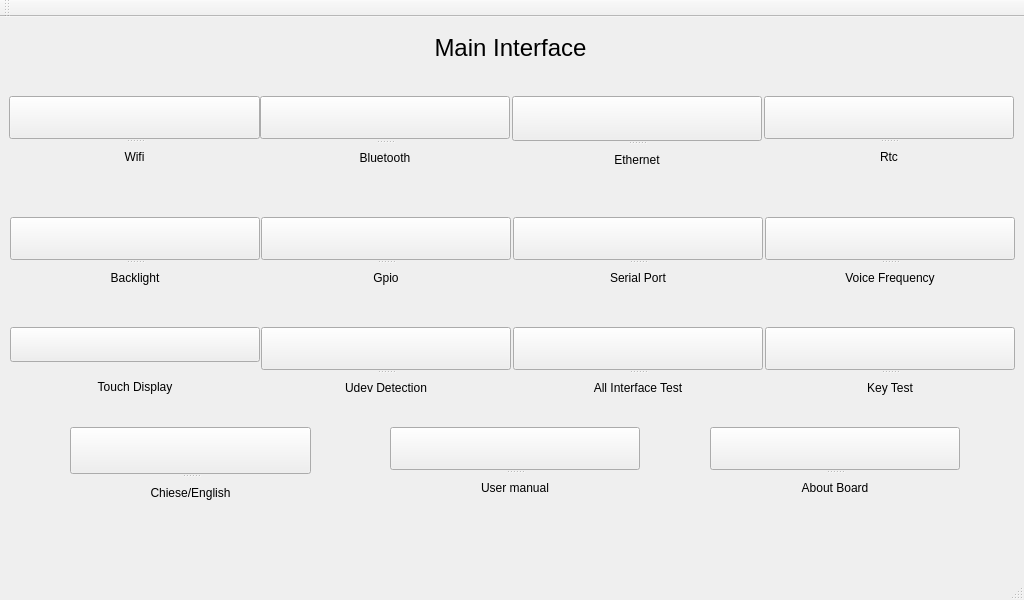
Before: the Qt Designer form qt/t507/mainwindow.ui in jizizihe/baijie_demo, drawn with Qt 5.
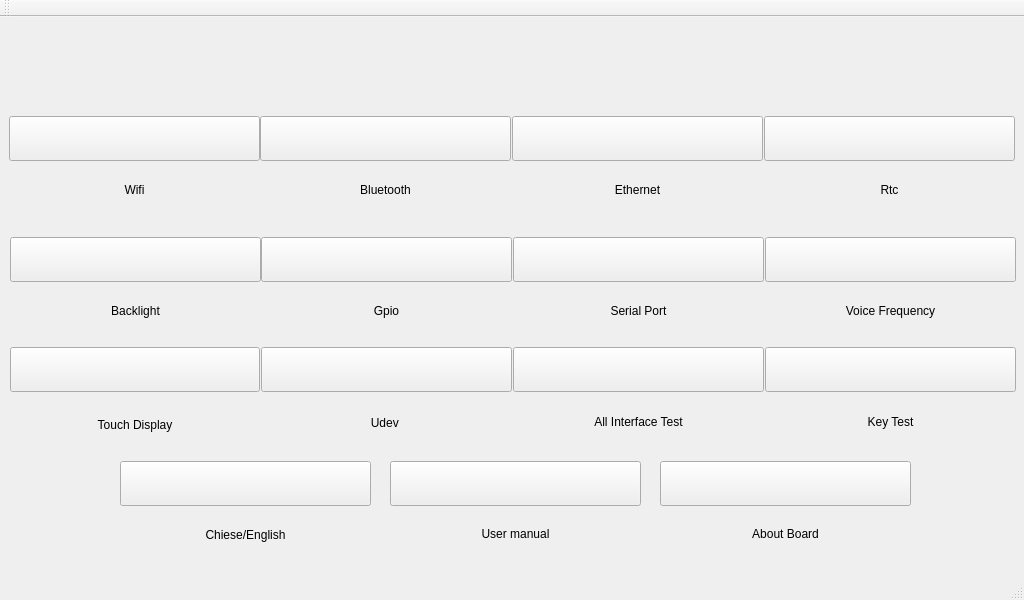
After: the same form once the commit is applied. Icons and pictures are not drawn.

Patch:
```diff
--- a/qt/t507/mainwindow.ui
+++ b/qt/t507/mainwindow.ui
@@ -14,104 +14,44 @@
    <string>MainWindow</string>
   </property>
   <widget class="QWidget" name="centralWidget">
-   <widget class="QSplitter" name="splitter_9">
+   <widget class="QLabel" name="label_34">
     <property name="geometry">
      <rect>
-      <x>765</x>
-      <y>200</y>
+      <x>10</x>
+      <y>390</y>
       <width>250</width>
-      <height>75</height>
+      <height>35</height>
      </rect>
     </property>
-    <property name="orientation">
-     <enum>Qt::Vertical</enum>
-    </property>
-    <widget class="QPushButton" name="vf">
-     <property name="text">
-      <string/>
-     </property>
-     <property name="icon">
-      <iconset resource="translation.qrc">
-       <normaloff>:/t507_button_image/voice.png</normaloff>:/t507_button_image/voice.png</iconset>
-     </property>
-     <property name="iconSize">
-      <size>
-       <width>32</width>
-       <height>32</height>
-      </size>
-     </property>
-    </widget>
-    <widget class="QLabel" name="label_33">
      <property name="minimumSize">
       <size>
-       <width>0</width>
-       <height>0</height>
+      <width>125</width>
+      <height>20</height>
       </size>
      </property>
      <property name="text">
-      <string>Voice Frequency</string>
+     <string>Touch Display</string>
      </property>
      <property name="alignment">
       <set>Qt::AlignCenter</set>
      </property>
     </widget>
-   </widget>
-   <widget class="QSplitter" name="splitter_12">
+   <widget class="QPushButton" name="touchca">
     <property name="geometry">
      <rect>
-      <x>513</x>
-      <y>310</y>
+      <x>10</x>
+      <y>330</y>
       <width>250</width>
-      <height>75</height>
+      <height>45</height>
      </rect>
     </property>
-    <property name="orientation">
-     <enum>Qt::Vertical</enum>
-    </property>
-    <widget class="QPushButton" name="alltest">
-     <property name="text">
-      <string/>
-     </property>
-     <property name="icon">
-      <iconset resource="translation.qrc">
-       <normaloff>:/t507_button_image/interface.png</normaloff>:/t507_button_image/interface.png</iconset>
-     </property>
-     <property name="iconSize">
-      <size>
-       <width>32</width>
-       <height>32</height>
-      </size>
-     </property>
-    </widget>
-    <widget class="QLabel" name="label_39">
      <property name="minimumSize">
       <size>
-       <width>0</width>
-       <height>0</height>
+      <width>125</width>
+      <height>20</height>
       </size>
      </property>
      <property name="text">
-      <string>All Interface Test</string>
-     </property>
-     <property name="alignment">
-      <set>Qt::AlignCenter</set>
-     </property>
-    </widget>
-   </widget>
-   <widget class="QSplitter" name="splitter_13">
-    <property name="geometry">
-     <rect>
-      <x>765</x>
-      <y>310</y>
-      <width>250</width>
-      <height>75</height>
-     </rect>
-    </property>
-    <property name="orientation">
-     <enum>Qt::Vertical</enum>
-    </property>
-    <widget class="QPushButton" name="keytest">
-     <property name="text">
       <string/>
      </property>
      <property name="icon">
@@ -125,91 +65,39 @@
       </size>
      </property>
     </widget>
-    <widget class="QLabel" name="label_40">
-     <property name="minimumSize">
-      <size>
-       <width>0</width>
-       <height>0</height>
-      </size>
-     </property>
-     <property name="text">
-      <string>Key Test</string>
-     </property>
-     <property name="alignment">
-      <set>Qt::AlignCenter</set>
-     </property>
-    </widget>
-   </widget>
-   <widget class="QSplitter" name="splitter">
+   <widget class="QLabel" name="label">
     <property name="geometry">
      <rect>
-      <x>710</x>
-      <y>410</y>
-      <width>250</width>
-      <height>75</height>
+      <x>290</x>
+      <y>10</y>
+      <width>441</width>
+      <height>71</height>
      </rect>
     </property>
-    <property name="orientation">
-     <enum>Qt::Vertical</enum>
+    <property name="font">
+     <font>
+      <pointsize>18</pointsize>
+     </font>
     </property>
-    <widget class="QPushButton" name="auto_2">
-     <property name="enabled">
-      <bool>true</bool>
+    <property name="styleSheet">
+     <string notr="true">border-image: url(:/t507_button_image/log.png);</string>
      </property>
      <property name="text">
       <string/>
      </property>
-     <property name="icon">
-      <iconset resource="translation.qrc">
-       <normaloff>:/t507_button_image/about.png</normaloff>:/t507_button_image/about.png</iconset>
-     </property>
-     <property name="iconSize">
-      <size>
-       <width>32</width>
-       <height>32</height>
-      </size>
-     </property>
-    </widget>
-    <widget class="QLabel" name="label_key_6">
-     <property name="minimumSize">
-      <size>
-       <width>0</width>
-       <height>0</height>
-      </size>
-     </property>
-     <property name="text">
-      <string>&lt;html&gt;&lt;head/&gt;&lt;body&gt;&lt;p&gt;About Board&lt;/p&gt;&lt;/body&gt;&lt;/html&gt;</string>
-     </property>
      <property name="alignment">
       <set>Qt::AlignCenter</set>
      </property>
     </widget>
-   </widget>
-   <widget class="QSplitter" name="splitter_4">
+   <widget class="QPushButton" name="pushButton">
     <property name="geometry">
      <rect>
-      <x>512</x>
-      <y>79</y>
-      <width>250</width>
-      <height>78</height>
+      <x>120</x>
+      <y>444</y>
+      <width>251</width>
+      <height>45</height>
      </rect>
     </property>
-    <property name="minimumSize">
-     <size>
-      <width>125</width>
-      <height>20</height>
-     </size>
-    </property>
-    <property name="orientation">
-     <enum>Qt::Vertical</enum>
-    </property>
-    <widget class="QPushButton" name="ethernet">
-     <property name="minimumSize">
-      <size>
-       <width>125</width>
-       <height>20</height>
-      </size>
-     </property>
      <property name="text">
       <string/>
      </property>
@@ -224,82 +112,31 @@
       </size>
      </property>
     </widget>
-    <widget class="QLabel" name="label_37">
-     <property name="minimumSize">
-      <size>
-       <width>0</width>
-       <height>0</height>
-      </size>
-     </property>
-     <property name="text">
-      <string>Ethernet</string>
-     </property>
-     <property name="alignment">
-      <set>Qt::AlignCenter</set>
-     </property>
-    </widget>
-   </widget>
-   <widget class="QSplitter" name="splitter_8">
+   <widget class="QLabel" name="label_2">
     <property name="geometry">
      <rect>
-      <x>513</x>
-      <y>200</y>
-      <width>250</width>
-      <height>75</height>
+      <x>120</x>
+      <y>500</y>
+      <width>251</width>
+      <height>35</height>
      </rect>
     </property>
-    <property name="orientation">
-     <enum>Qt::Vertical</enum>
-    </property>
-    <widget class="QPushButton" name="serialport">
      <property name="text">
-      <string/>
-     </property>
-     <property name="icon">
-      <iconset resource="translation.qrc">
-       <normaloff>:/t507_button_image/serial.png</normaloff>:/t507_button_image/serial.png</iconset>
-     </property>
-     <property name="iconSize">
-      <size>
-       <width>32</width>
-       <height>32</height>
-      </size>
-     </property>
-    </widget>
-    <widget class="QLabel" name="label_32">
-     <property name="minimumSize">
-      <size>
-       <width>0</width>
-       <height>0</height>
-      </size>
-     </property>
-     <property name="text">
-      <string>Serial Port</string>
-     </property>
+     <string>Chiese/English</string>
+    </property>
      <property name="alignment">
       <set>Qt::AlignCenter</set>
      </property>
     </widget>
-   </widget>
-   <widget class="QSplitter" name="splitter_5">
-    <property name="geometry">
-     <rect>
-      <x>9</x>
-      <y>79</y>
-      <width>251</width>
-      <height>75</height>
-     </rect>
-    </property>
-    <property name="minimumSize">
-     <size>
-      <width>125</width>
-      <height>20</height>
-     </size>
-    </property>
-    <property name="orientation">
-     <enum>Qt::Vertical</enum>
-    </property>
     <widget class="QPushButton" name="wifi">
+    <property name="geometry">
+     <rect>
+      <x>9</x>
+      <y>99</y>
+      <width>251</width>
+      <height>45</height>
+     </rect>
+    </property>
      <property name="text">
       <string/>
      </property>
@@ -315,6 +152,14 @@
      </property>
     </widget>
     <widget class="QLabel" name="label_35">
+    <property name="geometry">
+     <rect>
+      <x>9</x>
+      <y>155</y>
+      <width>251</width>
+      <height>35</height>
+     </rect>
+    </property>
      <property name="minimumSize">
       <size>
        <width>0</width>
@@ -328,29 +173,15 @@
       <set>Qt::AlignCenter</set>
      </property>
     </widget>
-   </widget>
-   <widget class="QSplitter" name="splitter_2">
-    <property name="geometry">
-     <rect>
-      <x>260</x>
-      <y>79</y>
-      <width>250</width>
-      <height>75</height>
-     </rect>
-    </property>
-    <property name="minimumSize">
-     <size>
-      <width>125</width>
-      <height>20</height>
-     </size>
-    </property>
-    <property name="orientation">
-     <enum>Qt::Vertical</enum>
-    </property>
-    <property name="handleWidth">
-     <number>5</number>
-    </property>
     <widget class="QPushButton" name="bluetooth">
+    <property name="geometry">
+     <rect>
+      <x>260</x>
+      <y>99</y>
+      <width>251</width>
+      <height>45</height>
+     </rect>
+    </property>
      <property name="text">
       <string/>
      </property>
@@ -366,6 +197,14 @@
      </property>
     </widget>
     <widget class="QLabel" name="label_36">
+    <property name="geometry">
+     <rect>
+      <x>260</x>
+      <y>155</y>
+      <width>251</width>
+      <height>35</height>
+     </rect>
+    </property>
      <property name="minimumSize">
       <size>
        <width>0</width>
@@ -379,14 +218,13 @@
       <set>Qt::AlignCenter</set>
      </property>
     </widget>
-   </widget>
-   <widget class="QSplitter" name="splitter_3">
+   <widget class="QPushButton" name="ethernet">
     <property name="geometry">
      <rect>
-      <x>764</x>
-      <y>79</y>
-      <width>250</width>
-      <height>75</height>
+      <x>512</x>
+      <y>99</y>
+      <width>251</width>
+      <height>45</height>
      </rect>
     </property>
     <property name="minimumSize">
@@ -395,10 +233,6 @@
       <height>20</height>
      </size>
     </property>
-    <property name="orientation">
-     <enum>Qt::Vertical</enum>
-    </property>
-    <widget class="QPushButton" name="rtc">
      <property name="text">
       <string/>
      </property>
@@ -413,7 +247,37 @@
       </size>
      </property>
     </widget>
+   <widget class="QLabel" name="label_37">
+    <property name="geometry">
+     <rect>
+      <x>512</x>
+      <y>155</y>
+      <width>251</width>
+      <height>35</height>
+     </rect>
+    </property>
+    <property name="minimumSize">
+     <size>
+      <width>0</width>
+      <height>0</height>
+     </size>
+    </property>
+    <property name="text">
+     <string>Ethernet</string>
+    </property>
+    <property name="alignment">
+     <set>Qt::AlignCenter</set>
+    </property>
+   </widget>
     <widget class="QLabel" name="label_29">
+    <property name="geometry">
+     <rect>
+      <x>764</x>
+      <y>155</y>
+      <width>251</width>
+      <height>35</height>
+     </rect>
+    </property>
      <property name="minimumSize">
       <size>
        <width>0</width>
@@ -427,20 +291,308 @@
       <set>Qt::AlignCenter</set>
      </property>
     </widget>
+   <widget class="QPushButton" name="rtc">
+    <property name="geometry">
+     <rect>
+      <x>764</x>
+      <y>99</y>
+      <width>251</width>
+      <height>45</height>
+     </rect>
+    </property>
+    <property name="text">
+     <string/>
+    </property>
+    <property name="icon">
+     <iconset resource="translation.qrc">
+      <normaloff>:/t507_button_image/rtc .png</normaloff>:/t507_button_image/rtc .png</iconset>
+    </property>
+    <property name="iconSize">
+     <size>
+      <width>32</width>
+      <height>32</height>
+     </size>
+    </property>
    </widget>
-   <widget class="QSplitter" name="splitter_11">
+   <widget class="QPushButton" name="backlight">
     <property name="geometry">
      <rect>
+      <x>10</x>
+      <y>220</y>
+      <width>251</width>
+      <height>45</height>
+     </rect>
+    </property>
+    <property name="text">
+     <string/>
+    </property>
+    <property name="icon">
+     <iconset resource="translation.qrc">
+      <normaloff>:/t507_button_image/backlight.png</normaloff>:/t507_button_image/backlight.png</iconset>
+    </property>
+    <property name="iconSize">
+     <size>
+      <width>32</width>
+      <height>32</height>
+     </size>
+    </property>
+   </widget>
+   <widget class="QLabel" name="label_30">
+    <property name="geometry">
+     <rect>
+      <x>10</x>
+      <y>276</y>
+      <width>251</width>
+      <height>35</height>
+     </rect>
+    </property>
+    <property name="minimumSize">
+     <size>
+      <width>0</width>
+      <height>0</height>
+     </size>
+    </property>
+    <property name="text">
+     <string>Backlight</string>
+    </property>
+    <property name="alignment">
+     <set>Qt::AlignCenter</set>
+    </property>
+   </widget>
+   <widget class="QPushButton" name="gpio">
+    <property name="geometry">
+     <rect>
       <x>261</x>
-      <y>310</y>
-      <width>250</width>
-      <height>75</height>
+      <y>220</y>
+      <width>251</width>
+      <height>45</height>
      </rect>
     </property>
-    <property name="orientation">
-     <enum>Qt::Vertical</enum>
+    <property name="text">
+     <string/>
     </property>
+    <property name="icon">
+     <iconset resource="translation.qrc">
+      <normaloff>:/t507_button_image/gpio.png</normaloff>:/t507_button_image/gpio.png</iconset>
+    </property>
+    <property name="iconSize">
+     <size>
+      <width>32</width>
+      <height>32</height>
+     </size>
+    </property>
+   </widget>
+   <widget class="QLabel" name="label_31">
+    <property name="geometry">
+     <rect>
+      <x>261</x>
+      <y>276</y>
+      <width>251</width>
+      <height>35</height>
+     </rect>
+    </property>
+    <property name="minimumSize">
+     <size>
+      <width>0</width>
+      <height>0</height>
+     </size>
+    </property>
+    <property name="text">
+     <string>Gpio</string>
+    </property>
+    <property name="alignment">
+     <set>Qt::AlignCenter</set>
+    </property>
+   </widget>
+   <widget class="QPushButton" name="serialport">
+    <property name="geometry">
+     <rect>
+      <x>513</x>
+      <y>220</y>
+      <width>251</width>
+      <height>45</height>
+     </rect>
+    </property>
+    <property name="text">
+     <string/>
+    </property>
+    <property name="icon">
+     <iconset resource="translation.qrc">
+      <normaloff>:/t507_button_image/serial.png</normaloff>:/t507_button_image/serial.png</iconset>
+    </property>
+    <property name="iconSize">
+     <size>
+      <width>32</width>
+      <height>32</height>
+     </size>
+    </property>
+   </widget>
+   <widget class="QLabel" name="label_32">
+    <property name="geometry">
+     <rect>
+      <x>513</x>
+      <y>276</y>
+      <width>251</width>
+      <height>35</height>
+     </rect>
+    </property>
+    <property name="minimumSize">
+     <size>
+      <width>0</width>
+      <height>0</height>
+     </size>
+    </property>
+    <property name="text">
+     <string>Serial Port</string>
+    </property>
+    <property name="alignment">
+     <set>Qt::AlignCenter</set>
+    </property>
+   </widget>
+   <widget class="QPushButton" name="vf">
+    <property name="geometry">
+     <rect>
+      <x>765</x>
+      <y>220</y>
+      <width>251</width>
+      <height>45</height>
+     </rect>
+    </property>
+    <property name="text">
+     <string/>
+    </property>
+    <property name="icon">
+     <iconset resource="translation.qrc">
+      <normaloff>:/t507_button_image/voice.png</normaloff>:/t507_button_image/voice.png</iconset>
+    </property>
+    <property name="iconSize">
+     <size>
+      <width>32</width>
+      <height>32</height>
+     </size>
+    </property>
+   </widget>
+   <widget class="QLabel" name="label_33">
+    <property name="geometry">
+     <rect>
+      <x>765</x>
+      <y>276</y>
+      <width>251</width>
+      <height>35</height>
+     </rect>
+    </property>
+    <property name="minimumSize">
+     <size>
+      <width>0</width>
+      <height>0</height>
+     </size>
+    </property>
+    <property name="text">
+     <string>Voice Frequency</string>
+    </property>
+    <property name="alignment">
+     <set>Qt::AlignCenter</set>
+    </property>
+   </widget>
+   <widget class="QLabel" name="label_40">
+    <property name="geometry">
+     <rect>
+      <x>765</x>
+      <y>387</y>
+      <width>251</width>
+      <height>35</height>
+     </rect>
+    </property>
+    <property name="minimumSize">
+     <size>
+      <width>0</width>
+      <height>0</height>
+     </size>
+    </property>
+    <property name="text">
+     <string>Key Test</string>
+    </property>
+    <property name="alignment">
+     <set>Qt::AlignCenter</set>
+    </property>
+   </widget>
+   <widget class="QPushButton" name="keytest">
+    <property name="geometry">
+     <rect>
+      <x>765</x>
+      <y>330</y>
+      <width>251</width>
+      <height>45</height>
+     </rect>
+    </property>
+    <property name="text">
+     <string/>
+    </property>
+    <property name="icon">
+     <iconset resource="translation.qrc">
+      <normaloff>:/t507_button_image/key.png</normaloff>:/t507_button_image/key.png</iconset>
+    </property>
+    <property name="iconSize">
+     <size>
+      <width>32</width>
+      <height>32</height>
+     </size>
+    </property>
+   </widget>
+   <widget class="QPushButton" name="alltest">
+    <property name="geometry">
+     <rect>
+      <x>513</x>
+      <y>330</y>
+      <width>251</width>
+      <height>45</height>
+     </rect>
+    </property>
+    <property name="text">
+     <string/>
+    </property>
+    <property name="icon">
+     <iconset resource="translation.qrc">
+      <normaloff>:/t507_button_image/interface.png</normaloff>:/t507_button_image/interface.png</iconset>
+    </property>
+    <property name="iconSize">
+     <size>
+      <width>32</width>
+      <height>32</height>
+     </size>
+    </property>
+   </widget>
+   <widget class="QLabel" name="label_39">
+    <property name="geometry">
+     <rect>
+      <x>513</x>
+      <y>387</y>
+      <width>251</width>
+      <height>35</height>
+     </rect>
+    </property>
+    <property name="minimumSize">
+     <size>
+      <width>0</width>
+      <height>0</height>
+     </size>
+    </property>
+    <property name="text">
+     <string>All Interface Test</string>
+    </property>
+    <property name="alignment">
+     <set>Qt::AlignCenter</set>
+    </property>
+   </widget>
     <widget class="QPushButton" name="udev">
+    <property name="geometry">
+     <rect>
+      <x>261</x>
+      <y>330</y>
+      <width>251</width>
+      <height>45</height>
+     </rect>
+    </property>
      <property name="text">
       <string/>
      </property>
@@ -456,132 +608,11 @@
      </property>
     </widget>
     <widget class="QLabel" name="label_38">
-     <property name="minimumSize">
-      <size>
-       <width>0</width>
-       <height>0</height>
-      </size>
-     </property>
-     <property name="text">
-      <string>Udev Detection</string>
-     </property>
-     <property name="alignment">
-      <set>Qt::AlignCenter</set>
-     </property>
-    </widget>
-   </widget>
-   <widget class="QSplitter" name="splitter_7">
     <property name="geometry">
      <rect>
       <x>261</x>
-      <y>200</y>
-      <width>250</width>
-      <height>75</height>
-     </rect>
-    </property>
-    <property name="orientation">
-     <enum>Qt::Vertical</enum>
-    </property>
-    <widget class="QPushButton" name="gpio">
-     <property name="text">
-      <string/>
-     </property>
-     <property name="icon">
-      <iconset resource="translation.qrc">
-       <normaloff>:/t507_button_image/gpio.png</normaloff>:/t507_button_image/gpio.png</iconset>
-     </property>
-     <property name="iconSize">
-      <size>
-       <width>32</width>
-       <height>32</height>
-      </size>
-     </property>
-    </widget>
-    <widget class="QLabel" name="label_31">
-     <property name="minimumSize">
-      <size>
-       <width>0</width>
-       <height>0</height>
-      </size>
-     </property>
-     <property name="text">
-      <string>Gpio</string>
-     </property>
-     <property name="alignment">
-      <set>Qt::AlignCenter</set>
-     </property>
-    </widget>
-   </widget>
-   <widget class="QSplitter" name="splitter_6">
-    <property name="geometry">
-     <rect>
-      <x>10</x>
-      <y>200</y>
-      <width>250</width>
-      <height>75</height>
-     </rect>
-    </property>
-    <property name="orientation">
-     <enum>Qt::Vertical</enum>
-    </property>
-    <widget class="QPushButton" name="backlight">
-     <property name="text">
-      <string/>
-     </property>
-     <property name="icon">
-      <iconset resource="translation.qrc">
-       <normaloff>:/t507_button_image/backlight.png</normaloff>:/t507_button_image/backlight.png</iconset>
-     </property>
-     <property name="iconSize">
-      <size>
-       <width>32</width>
-       <height>32</height>
-      </size>
-     </property>
-    </widget>
-    <widget class="QLabel" name="label_30">
-     <property name="minimumSize">
-      <size>
-       <width>0</width>
-       <height>0</height>
-      </size>
-     </property>
-     <property name="text">
-      <string>Backlight</string>
-     </property>
-     <property name="alignment">
-      <set>Qt::AlignCenter</set>
-     </property>
-    </widget>
-   </widget>
-   <widget class="QLabel" name="label_34">
-    <property name="geometry">
-     <rect>
-      <x>10</x>
-      <y>354</y>
-      <width>250</width>
-      <height>31</height>
-     </rect>
-    </property>
-    <property name="minimumSize">
-     <size>
-      <width>125</width>
-      <height>20</height>
-     </size>
-    </property>
-    <property name="text">
-     <string>Touch Display</string>
-    </property>
-    <property name="alignment">
-     <set>Qt::AlignCenter</set>
-    </property>
-   </widget>
-   <widget class="QPushButton" name="touchca">
-    <property name="geometry">
-     <rect>
-      <x>10</x>
-      <y>310</y>
-      <width>250</width>
+      <y>388</y>
+      <width>251</width>
       <height>35</height>
      </rect>
     </property>
@@ -592,107 +623,21 @@
      </size>
     </property>
     <property name="text">
-     <string/>
+     <string>Udev </string>
     </property>
-    <property name="icon">
-     <iconset resource="translation.qrc">
-      <normaloff>:/t507_button_image/touch.png</normaloff>:/t507_button_image/touch.png</iconset>
-    </property>
-    <property name="iconSize">
-     <size>
-      <width>32</width>
-      <height>32</height>
-     </size>
-    </property>
-   </widget>
-   <widget class="QLabel" name="label">
-    <property name="geometry">
-     <rect>
-      <x>340</x>
-      <y>10</y>
-      <width>341</width>
-      <height>41</height>
-     </rect>
-    </property>
-    <property name="font">
-     <font>
-      <pointsize>18</pointsize>
-     </font>
-    </property>
-    <property name="text">
-     <string>Main Interface</string>
-    </property>
     <property name="alignment">
      <set>Qt::AlignCenter</set>
-    </property>
-   </widget>
-   <widget class="QSplitter" name="splitter_10">
-    <property name="geometry">
-     <rect>
-      <x>70</x>
-      <y>410</y>
-      <width>241</width>
-      <height>81</height>
-     </rect>
-    </property>
-    <property name="orientation">
-     <enum>Qt::Vertical</enum>
-    </property>
-    <widget class="QPushButton" name="pushButton">
-     <property name="text">
-      <string/>
-     </property>
-     <property name="icon">
-      <iconset resource="translation.qrc">
-       <normaloff>:/t507_button_image/cn.png</normaloff>:/t507_button_image/cn.png</iconset>
-     </property>
-     <property name="iconSize">
-      <size>
-       <width>32</width>
-       <height>32</height>
-      </size>
-     </property>
-    </widget>
-    <widget class="QLabel" name="label_2">
-     <property name="text">
-      <string>Chiese/English</string>
-     </property>
-     <property name="alignment">
-      <set>Qt::AlignCenter</set>
-     </property>
-    </widget>
-   </widget>
-   <widget class="QSplitter" name="splitter_14">
-    <property name="geometry">
-     <rect>
-      <x>390</x>
-      <y>410</y>
-      <width>250</width>
-      <height>75</height>
-     </rect>
-    </property>
-    <property name="orientation">
-     <enum>Qt::Vertical</enum>
-    </property>
-    <widget class="QPushButton" name="auto_4">
-     <property name="enabled">
-      <bool>true</bool>
-     </property>
-     <property name="text">
-      <string/>
-     </property>
-     <property name="icon">
-      <iconset resource="translation.qrc">
-       <normaloff>:/t507_button_image/user_manual.png</normaloff>:/t507_button_image/user_manual.png</iconset>
-     </property>
-     <property name="iconSize">
-      <size>
-       <width>32</width>
-       <height>32</height>
-      </size>
      </property>
     </widget>
     <widget class="QLabel" name="label_key_8">
+    <property name="geometry">
+     <rect>
+      <x>390</x>
+      <y>500</y>
+      <width>251</width>
+      <height>35</height>
+     </rect>
+    </property>
      <property name="minimumSize">
       <size>
        <width>0</width>
@@ -706,6 +651,79 @@
       <set>Qt::AlignCenter</set>
      </property>
     </widget>
+   <widget class="QPushButton" name="auto_4">
+    <property name="enabled">
+     <bool>true</bool>
+    </property>
+    <property name="geometry">
+     <rect>
+      <x>390</x>
+      <y>444</y>
+      <width>251</width>
+      <height>45</height>
+     </rect>
+    </property>
+    <property name="text">
+     <string/>
+    </property>
+    <property name="icon">
+     <iconset resource="translation.qrc">
+      <normaloff>:/t507_button_image/user_manual.png</normaloff>:/t507_button_image/user_manual.png</iconset>
+    </property>
+    <property name="iconSize">
+     <size>
+      <width>32</width>
+      <height>32</height>
+     </size>
+    </property>
+   </widget>
+   <widget class="QPushButton" name="auto_2">
+    <property name="enabled">
+     <bool>true</bool>
+    </property>
+    <property name="geometry">
+     <rect>
+      <x>660</x>
+      <y>444</y>
+      <width>251</width>
+      <height>45</height>
+     </rect>
+    </property>
+    <property name="text">
+     <string/>
+    </property>
+    <property name="icon">
+     <iconset resource="translation.qrc">
+      <normaloff>:/t507_button_image/about.png</normaloff>:/t507_button_image/about.png</iconset>
+    </property>
+    <property name="iconSize">
+     <size>
+      <width>32</width>
+      <height>32</height>
+     </size>
+    </property>
+   </widget>
+   <widget class="QLabel" name="label_key_6">
+    <property name="geometry">
+     <rect>
+      <x>660</x>
+      <y>500</y>
+      <width>251</width>
+      <height>35</height>
+     </rect>
+    </property>
+    <property name="minimumSize">
+     <size>
+      <width>0</width>
+      <height>0</height>
+     </size>
+    </property>
+    <property name="text">
+     <string>&lt;html&gt;&lt;head/&gt;&lt;body&gt;&lt;p&gt;About Board&lt;/p&gt;&lt;/body&gt;&lt;/html&gt;</string>
+    </property>
+    <property name="alignment">
+     <set>Qt::AlignCenter</set>
+    </property>
    </widget>
   </widget>
   <widget class="QMenuBar" name="menuBar">
```
Left out of the diff: 12 changed lines with no effect on the pictures. Lines whose indentation alone changed are shown as unchanged.
